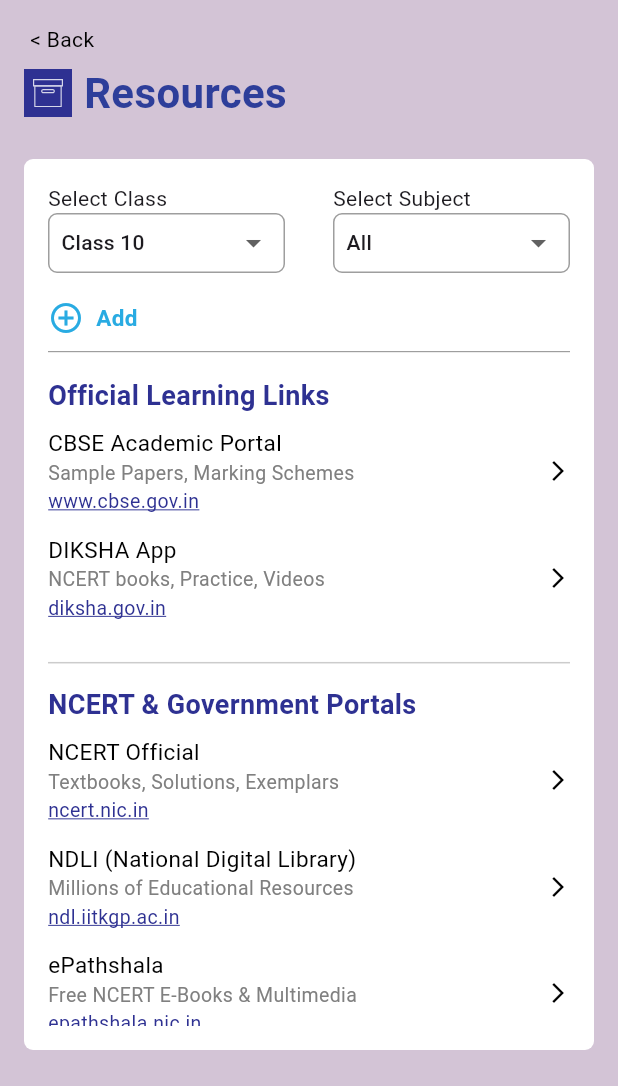
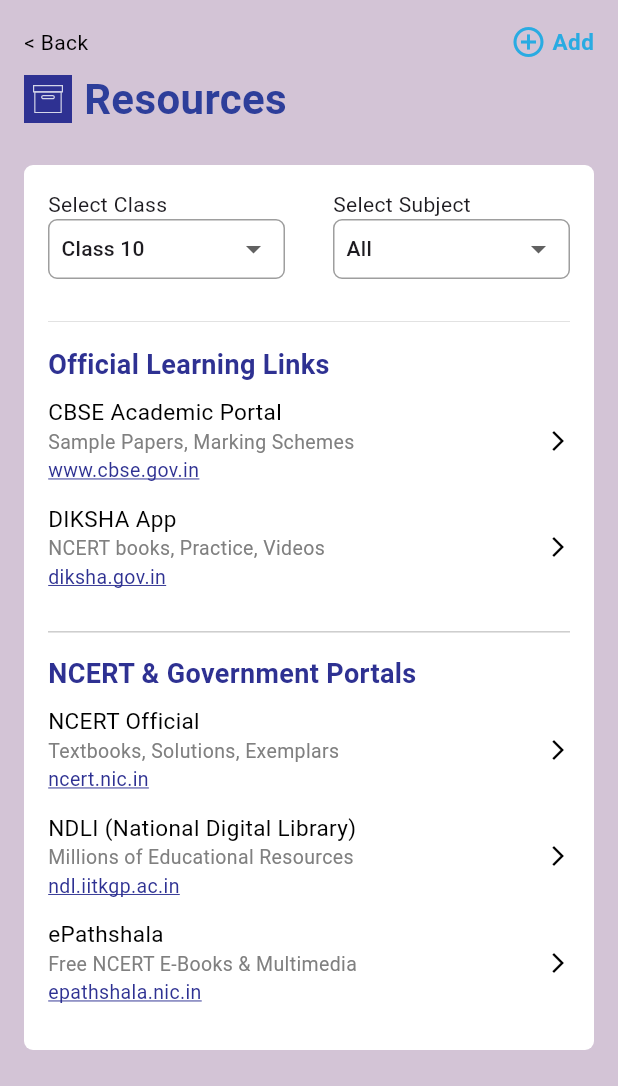
Before and after one commit to Sathiya-Developer007/EDLive-SchoolApp, a Flutter app: the TeacherResourcePage screen opened directly, on a phone screen of 412 x 824 dp, the part 150-1236 px from its top. Run offline on Flutter 3.47's test engine with Material 3 defaults, Android fonts, the light colour scheme and no system bars; our stand-ins replace flutter_svg, qr_flutter, shared_preferences; accounts and stored records are empty.

Commit message:
resource page add icon change the place

```diff
--- a/lib/screens/teachers/teacher_resource_page.dart
+++ b/lib/screens/teachers/teacher_resource_page.dart
@@ -57,16 +57,46 @@
                     onTap: () {
                       Navigator.pop(context); // Go back
                     },
+                    child:// Back + Add Row
+Row(
+  mainAxisAlignment: MainAxisAlignment.spaceBetween,
+  children: [
+    GestureDetector(
+      onTap: () {
+        Navigator.pop(context); // Go back
+      },
+      child: const Text(
+        '< Back',
+        style: TextStyle(
+          color: Colors.black,
+          fontSize: 14,
+        ),
+      ),
+    ),
+
+    // + Add Button
+    GestureDetector(
+      onTap: () {
+        Navigator.push(
+          context,
+          MaterialPageRoute(
+            builder: (_) => const TeacherResourceAddPage(), // 👈 open Add page
+          ),
+        );
+      },
       child: Row(
         children: const [
-                        Padding(
-                          padding: EdgeInsets.only(left: 4),
-                          child: Text(
-                            '< Back',
+          Icon(Icons.add_circle_outline, color: Color(0xFF29ABE2)),
+          SizedBox(width: 4),
+          Text(
+            "Add",
             style: TextStyle(
-                              color: Colors.black, // Changed to black
-                              fontSize: 14,
+              color: Color(0xFF29ABE2),
+              fontSize: 15,
+              fontWeight: FontWeight.w600,
             ),
+          ),
+        ],
       ),
     ),
   ],
@@ -217,23 +247,23 @@
     padding: const EdgeInsets.symmetric(vertical: 10),
     decoration: const BoxDecoration(
       border: Border(
-        bottom: BorderSide(color: Colors.grey, width: 0.8), // ✅ Bottom border
+        bottom: BorderSide(color: Colors.grey, width: 0.2), // ✅ Bottom border
       ),
     ),
-    child: Row(
-      children: const [
-        Icon(Icons.add_circle_outline, color: Color(0xFF29ABE2)),
-        SizedBox(width: 8),
-        Text(
-          "Add",
-          style: TextStyle(
-            color: Color(0xFF29ABE2),
-            fontSize: 15,
-            fontWeight: FontWeight.w600,
-          ),
-        ),
-      ],
-    ),
+    // child: Row(
+    //   children: const [
+    //     Icon(Icons.add_circle_outline, color: Color(0xFF29ABE2)),
+    //     SizedBox(width: 8),
+    //     Text(
+    //       "Add",
+    //       style: TextStyle(
+    //         color: Color(0xFF29ABE2),
+    //         fontSize: 15,
+    //         fontWeight: FontWeight.w600,
+    //       ),
+    //     ),
+    //   ],
+    // ),
   ),
 )
 ,
```
Lines whose indentation alone changed are shown as unchanged.
